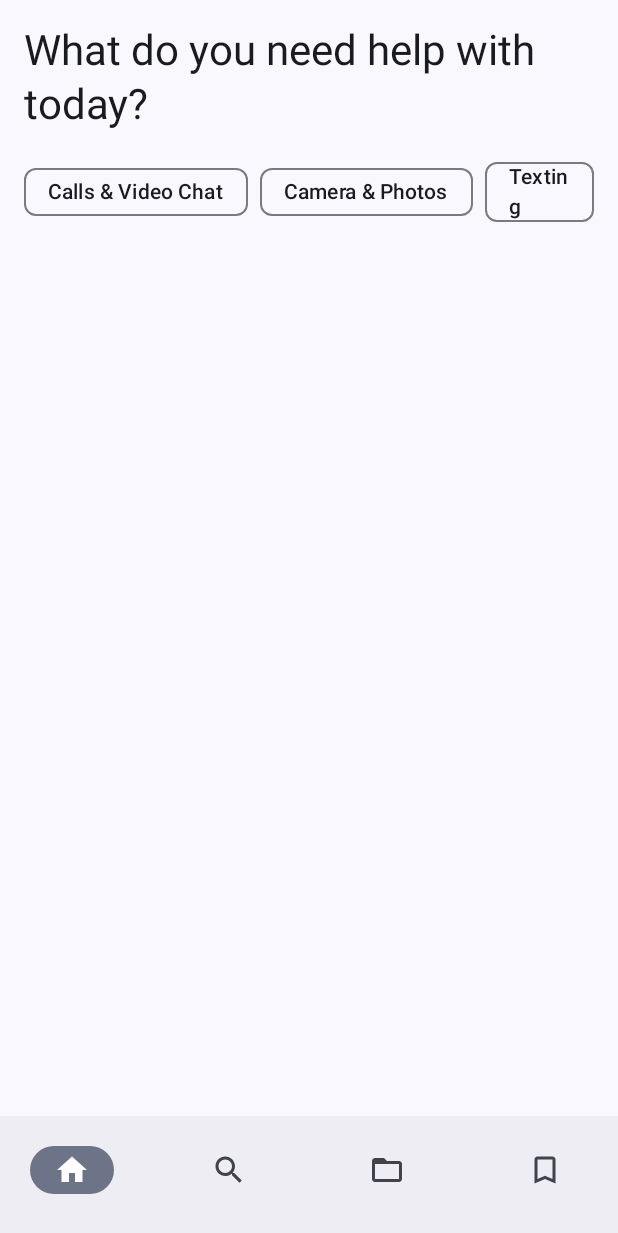
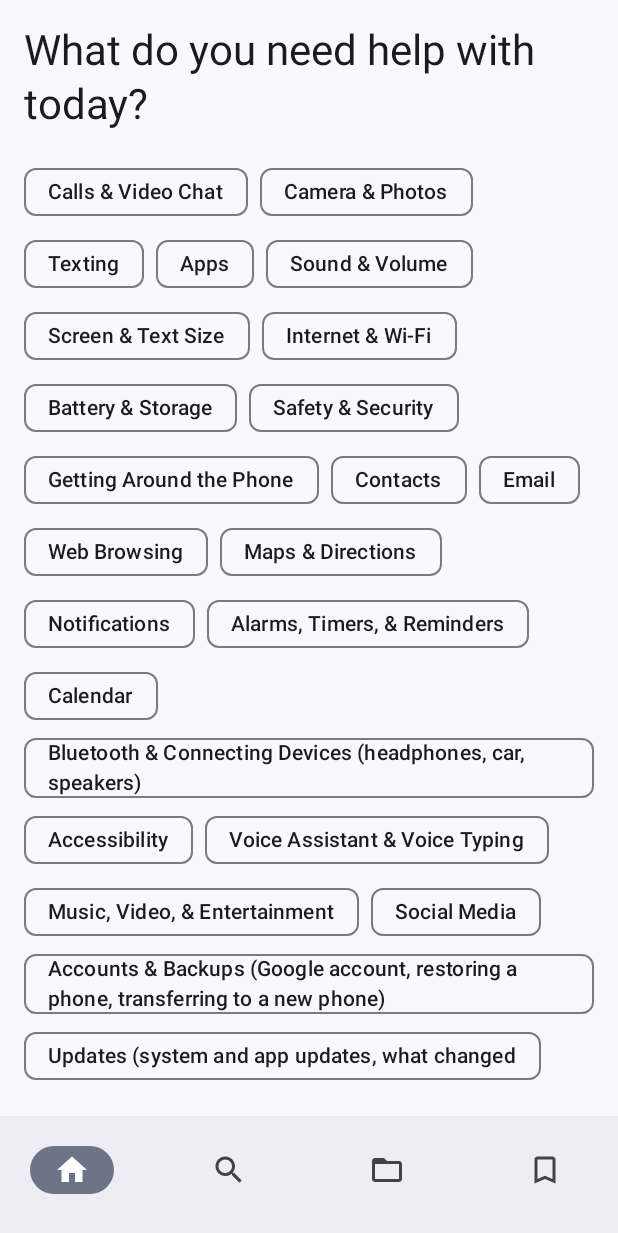
Before and after one commit to EmmaHelser/Accessibili-Buddy, an Android app built with Jetpack Compose: the screen it shows after launch (MainActivity), on a phone screen of 412 x 824 dp. Shown: the top 1233 px of the screen. Run offline under Robolectric (Android 15) with nearby library versions, the phone set to English and light mode, and no system bars.

Commit message:
adding more tutorial categoris

```diff
--- a/app/src/main/java/com/experimental/accessibili_buddy/data/DataShape.kt
+++ b/app/src/main/java/com/experimental/accessibili_buddy/data/DataShape.kt
@@ -31,5 +31,21 @@ enum class CategoryEnum(val displayName: String) {
     @SerialName("battery_and_storage") BATTERY_AND_STORAGE("Battery & Storage"),
     @SerialName("safety_and_security") SAFETY_AND_SECURITY("Safety & Security"),
     @SerialName("getting_around_the_phone") GETTING_AROUND_THE_PHONE("Getting Around the Phone"),
+    @SerialName("contacts") CONTACTS("Contacts"),
+    @SerialName("email") EMAIL("Email"),
+    @SerialName("web_browsing") WEB_BROWSING("Web Browsing"),
+    @SerialName("maps_and_directions") MAPS_AND_DIRECTIONS("Maps & Directions"),
+    @SerialName("notifications") NOTIFICATIONS("Notifications"),
+    @SerialName("alarms_timers_and_reminders") ALARMS_TIMERS_AND_REMINDERS("Alarms, Timers, & Reminders"),
+    @SerialName("calendar") CALENDAR("Calendar"),
+    @SerialName("bluetooth_and_connecting_devices") BLUETOOTH_AND_CONNECTING_DEVICES("Bluetooth & Connecting Devices (headphones, car, speakers)"),
+    @SerialName("accessibility") ACCESSIBILITY("Accessibility"),
+    @SerialName("voice_assist_and_typing") VOICE_ASSIST_AND_TYPING("Voice Assistant & Voice Typing"),
+    @SerialName("entertainment") ENTERTAINMENT("Music, Video, & Entertainment"),
+    @SerialName("social_media") SOCIAL_MEDIA("Social Media"),
+    @SerialName("accounts_and_backups") ACCOUNTS_AND_BACKUPS("Accounts & Backups (Google account, restoring a phone, transferring to a new phone)"),
+    @SerialName("updates") UPDATES("Updates (system and app updates, what changed"),
+    @SerialName("health_and_fitness") HEALTH_AND_FITNESS("Health & Fitness"),
+    @SerialName("settings_and_customization") SETTINGS_AND_CUSTOMIZATION("Settings & Customization (wallpaper, homescreen layout, ringtones"),
     @SerialName("general") GENERAL("General"),
 }
--- a/app/src/main/java/com/experimental/accessibili_buddy/home/HomeScreen.kt
+++ b/app/src/main/java/com/experimental/accessibili_buddy/home/HomeScreen.kt
@@ -1,6 +1,8 @@
 package com.experimental.accessibili_buddy.home
 
+import androidx.compose.foundation.layout.Arrangement
 import androidx.compose.foundation.layout.Column
+import androidx.compose.foundation.layout.FlowRow
 import androidx.compose.foundation.layout.Row
 import androidx.compose.foundation.layout.Spacer
 import androidx.compose.foundation.layout.fillMaxWidth
@@ -35,15 +37,15 @@ fun HomeScreen(
 fun CategoryButtons(
     modifier: Modifier = Modifier,
 ) {
-    Row(
-        modifier = modifier.fillMaxWidth()
+    FlowRow(
+        modifier = modifier.fillMaxWidth(),
+        horizontalArrangement = Arrangement.spacedBy(8.dp),
     ) {
         for (category in CategoryEnum.entries) {
             AssistChip(
                 onClick = {},
                 label = { Text(category.displayName) }
             )
-            Spacer(modifier = Modifier.width(8.dp))
         }
     }
 }
```
